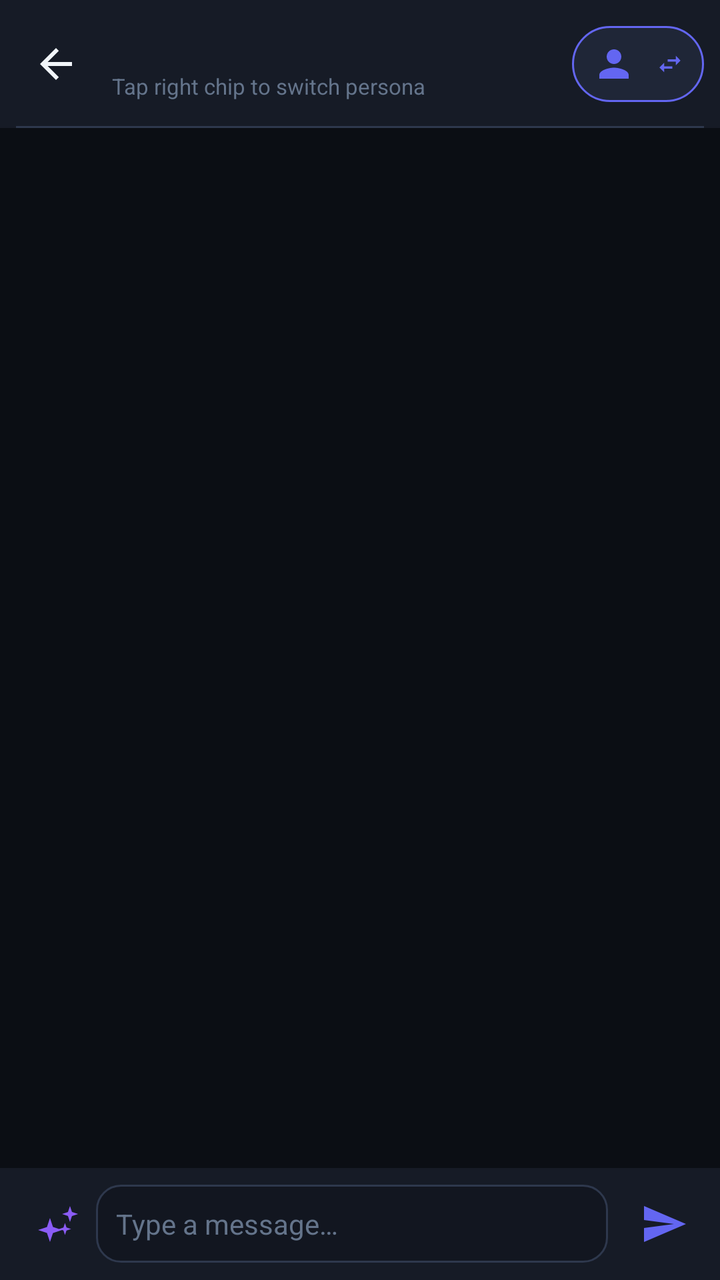
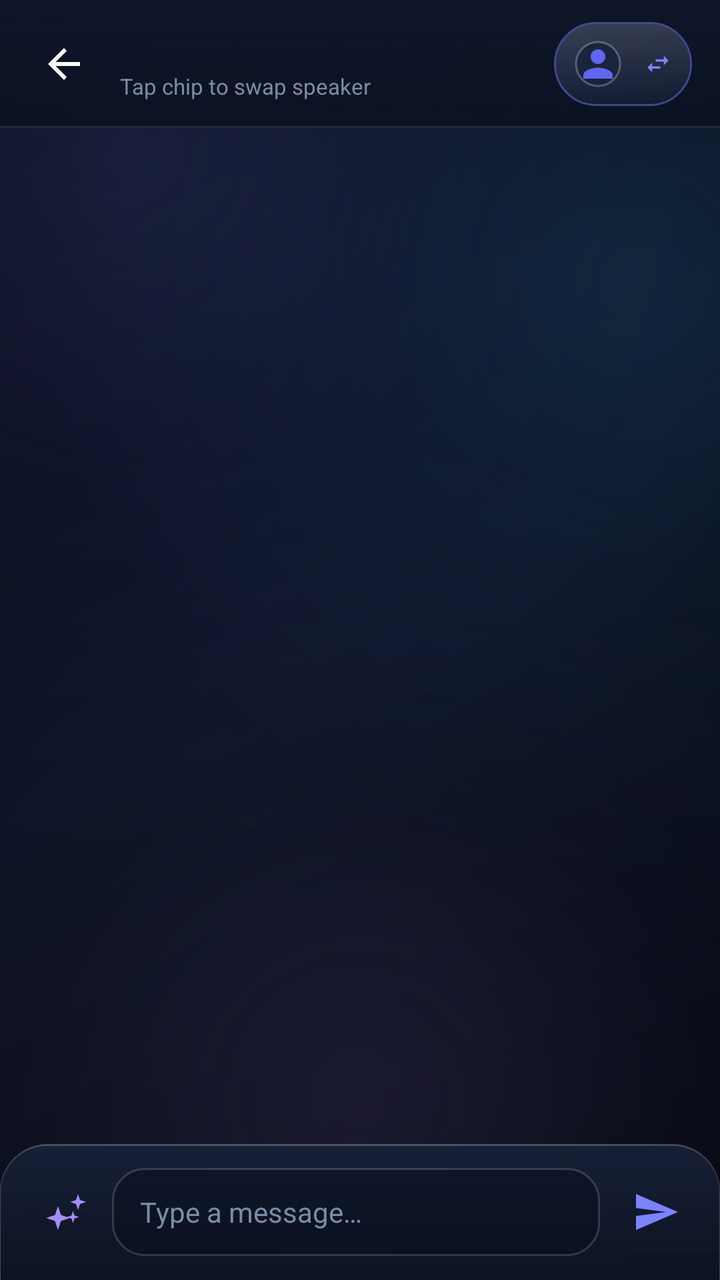

The first picture is an Android layout as it rendered before a commit; the second is the same layout after the commit. The layout source and the unified diff follow.
<!-- AndroidManifest.xml: activity theme Theme.PersonaNet -->
<!-- res/layout/activity_chat.xml -->
<?xml version="1.0" encoding="utf-8"?>
<androidx.constraintlayout.widget.ConstraintLayout xmlns:android="http://schemas.android.com/apk/res/android"
    xmlns:app="http://schemas.android.com/apk/res-auto"
    android:layout_width="match_parent"
    android:layout_height="match_parent"
    android:background="@color/bg_midnight">

    
    <androidx.constraintlayout.widget.ConstraintLayout
        android:id="@+id/top_bar"
        android:layout_width="0dp"
        android:layout_height="wrap_content"
        android:minHeight="64dp"
        android:background="@color/surface_card"
        android:paddingHorizontal="8dp"
        app:layout_constraintEnd_toEndOf="parent"
        app:layout_constraintStart_toStartOf="parent"
        app:layout_constraintTop_toTopOf="parent">

        <ImageView
            android:id="@+id/btn_chat_back"
            android:layout_width="40dp"
            android:layout_height="40dp"
            android:background="?attr/selectableItemBackgroundBorderless"
            android:contentDescription="@string/cancel"
            android:padding="8dp"
            android:src="@drawable/ic_back"
            app:layout_constraintBottom_toBottomOf="parent"
            app:layout_constraintStart_toStartOf="parent"
            app:layout_constraintTop_toTopOf="parent"
            app:tint="@color/text_primary" />

        <LinearLayout
            android:layout_width="0dp"
            android:layout_height="wrap_content"
            android:layout_marginStart="8dp"
            android:layout_marginEnd="8dp"
            android:orientation="vertical"
            app:layout_constraintBottom_toBottomOf="parent"
            app:layout_constraintEnd_toStartOf="@id/chip_switch_speaker"
            app:layout_constraintStart_toEndOf="@id/btn_chat_back"
            app:layout_constraintTop_toTopOf="parent">

            <TextView
                android:id="@+id/text_chat_title"
                android:layout_width="wrap_content"
                android:layout_height="wrap_content"
                android:ellipsize="end"
                android:maxLines="1"
                android:textColor="@color/text_primary"
                android:textSize="16sp"
                android:textStyle="bold" />

            <TextView
                android:id="@+id/text_chat_speaker_hint"
                android:layout_width="wrap_content"
                android:layout_height="wrap_content"
                android:text="Tap right chip to switch persona"
                android:textColor="@color/text_tertiary"
                android:textSize="11sp" />
        </LinearLayout>

        
        <LinearLayout
            android:id="@+id/chip_switch_speaker"
            android:layout_width="wrap_content"
            android:layout_height="38dp"
            android:background="@drawable/bg_active_persona_chip"
            android:clickable="true"
            android:focusable="true"
            android:gravity="center_vertical"
            android:orientation="horizontal"
            android:paddingHorizontal="10dp"
            app:layout_constraintBottom_toBottomOf="parent"
            app:layout_constraintEnd_toEndOf="parent"
            app:layout_constraintTop_toTopOf="parent">

            <ImageView
                android:id="@+id/image_speaker_avatar"
                android:layout_width="22dp"
                android:layout_height="22dp"
                android:contentDescription="@string/switch_speaker"
                android:src="@drawable/ic_person_placeholder" />

            <TextView
                android:id="@+id/text_speaker_name"
                android:layout_width="wrap_content"
                android:layout_height="wrap_content"
                android:layout_marginStart="6dp"
                android:ellipsize="end"
                android:maxLines="1"
                android:maxWidth="90dp"
                android:textColor="@color/text_primary"
                android:textSize="12sp"
                android:textStyle="bold" />

            <ImageView
                android:layout_width="14dp"
                android:layout_height="14dp"
                android:layout_marginStart="4dp"
                android:contentDescription="@string/switch_speaker"
                android:src="@drawable/ic_swap"
                app:tint="@color/indigo_primary" />
        </LinearLayout>

        <View
            android:layout_width="0dp"
            android:layout_height="1dp"
            android:background="@color/border_divider"
            app:layout_constraintBottom_toBottomOf="parent"
            app:layout_constraintEnd_toEndOf="parent"
            app:layout_constraintStart_toStartOf="parent" />
    </androidx.constraintlayout.widget.ConstraintLayout>

    
    <androidx.recyclerview.widget.RecyclerView
        android:id="@+id/recycler_messages"
        android:layout_width="0dp"
        android:layout_height="0dp"
        android:clipToPadding="false"
        android:paddingBottom="12dp"
        android:paddingTop="8dp"
        app:layout_constraintBottom_toTopOf="@id/layout_chat_input"
        app:layout_constraintEnd_toEndOf="parent"
        app:layout_constraintStart_toStartOf="parent"
        app:layout_constraintTop_toBottomOf="@id/top_bar" />

    
    <LinearLayout
        android:id="@+id/layout_chat_input"
        android:layout_width="0dp"
        android:layout_height="wrap_content"
        android:background="@color/surface_card"
        android:gravity="center_vertical"
        android:orientation="horizontal"
        android:padding="8dp"
        app:layout_constraintBottom_toBottomOf="parent"
        app:layout_constraintEnd_toEndOf="parent"
        app:layout_constraintStart_toStartOf="parent">

        <ImageView
            android:id="@+id/btn_roleplay_chat_prompt"
            android:layout_width="40dp"
            android:layout_height="40dp"
            android:background="?attr/selectableItemBackgroundBorderless"
            android:contentDescription="@string/suggest_idea"
            android:padding="8dp"
            android:src="@drawable/ic_sparkles"
            app:tint="@color/violet_accent" />

        <EditText
            android:id="@+id/edit_chat_message"
            android:layout_width="0dp"
            android:layout_height="wrap_content"
            android:layout_weight="1"
            android:background="@drawable/bg_input_field"
            android:hint="@string/type_a_message"
            android:maxLines="4"
            android:padding="10dp"
            android:textColor="@color/text_primary"
            android:textColorHint="@color/text_tertiary"
            android:textSize="14sp" />

        <ImageView
            android:id="@+id/btn_send_message"
            android:layout_width="40dp"
            android:layout_height="40dp"
            android:layout_marginStart="8dp"
            android:background="?attr/selectableItemBackgroundBorderless"
            android:contentDescription="@string/send"
            android:padding="8dp"
            android:src="@drawable/ic_send"
            app:tint="@color/indigo_primary" />
    </LinearLayout>

</androidx.constraintlayout.widget.ConstraintLayout>
<!-- resources referenced by this layout -->
<resources>
  <color name="bg_midnight">#0B0E14</color>
  <color name="border_divider">#2E384D</color>
  <color name="indigo_primary">#6366F1</color>
  <color name="surface_card">#161B26</color>
  <color name="text_primary">#F1F5F9</color>
  <color name="text_tertiary">#64748B</color>
  <color name="violet_accent">#8B5CF6</color>
  <!-- drawable bg_active_persona_chip (drawable) -->
  <?xml version="1.0" encoding="utf-8"?>
  <shape xmlns:android="http://schemas.android.com/apk/res/android"
      android:shape="rectangle">
      <solid android:color="@color/surface_elevated" />
      <corners android:radius="24dp" />
      <stroke
          android:width="1dp"
          android:color="@color/indigo_primary" />
  </shape>
  <!-- drawable bg_input_field (drawable) -->
  <?xml version="1.0" encoding="utf-8"?>
  <shape xmlns:android="http://schemas.android.com/apk/res/android"
      android:shape="rectangle">
      <solid android:color="@color/surface_input" />
      <corners android:radius="12dp" />
      <stroke
          android:width="1dp"
          android:color="@color/border_divider" />
  </shape>
  <style name="Theme.PersonaNet" parent="Theme.Material3.DayNight.NoActionBar">
          
          <item name="colorPrimary">@color/indigo_primary</item>
          <item name="colorOnPrimary">@color/white</item>
          <item name="colorPrimaryContainer">@color/surface_elevated</item>
          <item name="colorOnPrimaryContainer">@color/text_primary</item>
          
          <item name="colorSecondary">@color/violet_accent</item>
          <item name="colorOnSecondary">@color/white</item>
  
          
          <item name="android:windowBackground">@color/bg_midnight</item>
          <item name="colorSurface">@color/surface_card</item>
          <item name="colorOnSurface">@color/text_primary</item>
          <item name="colorSurfaceVariant">@color/surface_elevated</item>
          <item name="colorOnSurfaceVariant">@color/text_secondary</item>
  
          
          <item name="android:statusBarColor">@color/bg_midnight</item>
          <item name="android:navigationBarColor">@color/bg_midnight</item>
          <item name="android:windowLightStatusBar">false</item>
          <item name="android:windowLightNavigationBar">false</item>
  
          <item name="android:textColorPrimary">@color/text_primary</item>
          <item name="android:textColorSecondary">@color/text_secondary</item>
      </style>
  <color name="surface_elevated">#1F2637</color>
  <color name="surface_input">#121620</color>
  <color name="text_secondary">#94A3B8</color>
  <!-- unchanged entries left out for length: 11 -->
</resources>

<!-- the commit's change to res/layout/activity_chat.xml (unified diff, before → after) -->
@@ -3,27 +3,28 @@
     xmlns:app="http://schemas.android.com/apk/res-auto"
     android:layout_width="match_parent"
     android:layout_height="match_parent"
-    android:background="@color/bg_midnight">
+    android:background="@drawable/bg_liquid_ambient_canvas">
 
     
     <androidx.constraintlayout.widget.ConstraintLayout
         android:id="@+id/top_bar"
         android:layout_width="0dp"
         android:layout_height="wrap_content"
+        android:background="@drawable/bg_glass_chrome_bar"
         android:minHeight="64dp"
-        android:background="@color/surface_card"
         android:paddingHorizontal="8dp"
+        android:paddingVertical="8dp"
         app:layout_constraintEnd_toEndOf="parent"
         app:layout_constraintStart_toStartOf="parent"
         app:layout_constraintTop_toTopOf="parent">
 
         <ImageView
             android:id="@+id/btn_chat_back"
-            android:layout_width="40dp"
-            android:layout_height="40dp"
+            android:layout_width="48dp"
+            android:layout_height="48dp"
             android:background="?attr/selectableItemBackgroundBorderless"
             android:contentDescription="@string/cancel"
-            android:padding="8dp"
+            android:padding="12dp"
             android:src="@drawable/ic_back"
             app:layout_constraintBottom_toBottomOf="parent"
             app:layout_constraintStart_toStartOf="parent"
@@ -33,7 +34,7 @@
         <LinearLayout
             android:layout_width="0dp"
             android:layout_height="wrap_content"
-            android:layout_marginStart="8dp"
+            android:layout_marginStart="4dp"
             android:layout_marginEnd="8dp"
             android:orientation="vertical"
             app:layout_constraintBottom_toBottomOf="parent"
@@ -55,7 +56,9 @@
                 android:id="@+id/text_chat_speaker_hint"
                 android:layout_width="wrap_content"
                 android:layout_height="wrap_content"
-                android:text="Tap right chip to switch persona"
+                android:ellipsize="end"
+                android:maxLines="1"
+                android:text="Tap chip to swap speaker"
                 android:textColor="@color/text_tertiary"
                 android:textSize="11sp" />
         </LinearLayout>
@@ -64,7 +67,8 @@
         <LinearLayout
             android:id="@+id/chip_switch_speaker"
             android:layout_width="wrap_content"
-            android:layout_height="38dp"
+            android:layout_height="42dp"
+            android:layout_marginEnd="6dp"
             android:background="@drawable/bg_active_persona_chip"
             android:clickable="true"
             android:focusable="true"
@@ -75,12 +79,18 @@
             app:layout_constraintEnd_toEndOf="parent"
             app:layout_constraintTop_toTopOf="parent">
 
-            <ImageView
+            <com.google.android.material.imageview.ShapeableImageView
                 android:id="@+id/image_speaker_avatar"
-                android:layout_width="22dp"
-                android:layout_height="22dp"
+                android:layout_width="24dp"
+                android:layout_height="24dp"
+                android:background="@color/surface_elevated"
                 android:contentDescription="@string/switch_speaker"
-                android:src="@drawable/ic_person_placeholder" />
+                android:padding="1dp"
+                android:scaleType="centerCrop"
+                android:src="@drawable/ic_person_placeholder"
+                app:shapeAppearanceOverlay="@style/ShapeAppearance.PersonaNet.Circle"
+                app:strokeColor="@color/glass_border_bright"
+                app:strokeWidth="1dp" />
 
             <TextView
                 android:id="@+id/text_speaker_name"
@@ -89,7 +99,7 @@
                 android:layout_marginStart="6dp"
                 android:ellipsize="end"
                 android:maxLines="1"
-                android:maxWidth="90dp"
+                android:maxWidth="96dp"
                 android:textColor="@color/text_primary"
                 android:textSize="12sp"
                 android:textStyle="bold" />
@@ -97,19 +107,11 @@
             <ImageView
                 android:layout_width="14dp"
                 android:layout_height="14dp"
-                android:layout_marginStart="4dp"
+                android:layout_marginStart="5dp"
                 android:contentDescription="@string/switch_speaker"
                 android:src="@drawable/ic_swap"
                 app:tint="@color/indigo_primary" />
         </LinearLayout>
-
-        <View
-            android:layout_width="0dp"
-            android:layout_height="1dp"
-            android:background="@color/border_divider"
-            app:layout_constraintBottom_toBottomOf="parent"
-            app:layout_constraintEnd_toEndOf="parent"
-            app:layout_constraintStart_toStartOf="parent" />
     </androidx.constraintlayout.widget.ConstraintLayout>
 
     
@@ -118,8 +120,8 @@
         android:layout_width="0dp"
         android:layout_height="0dp"
         android:clipToPadding="false"
+        android:paddingTop="10dp"
         android:paddingBottom="12dp"
-        android:paddingTop="8dp"
         app:layout_constraintBottom_toTopOf="@id/layout_chat_input"
         app:layout_constraintEnd_toEndOf="parent"
         app:layout_constraintStart_toStartOf="parent"
@@ -130,21 +132,22 @@
         android:id="@+id/layout_chat_input"
         android:layout_width="0dp"
         android:layout_height="wrap_content"
-        android:background="@color/surface_card"
+        android:background="@drawable/bg_glass_bottom_nav"
         android:gravity="center_vertical"
         android:orientation="horizontal"
-        android:padding="8dp"
+        android:paddingHorizontal="8dp"
+        android:paddingVertical="10dp"
         app:layout_constraintBottom_toBottomOf="parent"
         app:layout_constraintEnd_toEndOf="parent"
         app:layout_constraintStart_toStartOf="parent">
 
         <ImageView
             android:id="@+id/btn_roleplay_chat_prompt"
-            android:layout_width="40dp"
-            android:layout_height="40dp"
+            android:layout_width="48dp"
+            android:layout_height="48dp"
             android:background="?attr/selectableItemBackgroundBorderless"
             android:contentDescription="@string/suggest_idea"
-            android:padding="8dp"
+            android:padding="12dp"
             android:src="@drawable/ic_sparkles"
             app:tint="@color/violet_accent" />
 
@@ -156,19 +159,21 @@
             android:background="@drawable/bg_input_field"
             android:hint="@string/type_a_message"
             android:maxLines="4"
-            android:padding="10dp"
+            android:minHeight="44dp"
+            android:paddingHorizontal="14dp"
+            android:paddingVertical="10dp"
             android:textColor="@color/text_primary"
             android:textColorHint="@color/text_tertiary"
             android:textSize="14sp" />
 
         <ImageView
             android:id="@+id/btn_send_message"
-            android:layout_width="40dp"
-            android:layout_height="40dp"
-            android:layout_marginStart="8dp"
+            android:layout_width="48dp"
+            android:layout_height="48dp"
+            android:layout_marginStart="4dp"
             android:background="?attr/selectableItemBackgroundBorderless"
             android:contentDescription="@string/send"
-            android:padding="8dp"
+            android:padding="12dp"
             android:src="@drawable/ic_send"
             app:tint="@color/indigo_primary" />
     </LinearLayout>
<!-- resource entries referenced after the edit -->
@@ -1,41 +1,187 @@
 <!-- resources referenced by this layout -->
 <resources>
-  <color name="bg_midnight">#0B0E14</color>
-  <color name="border_divider">#2E384D</color>
-  <color name="indigo_primary">#6366F1</color>
-  <color name="surface_card">#161B26</color>
-  <color name="text_primary">#F1F5F9</color>
-  <color name="text_tertiary">#64748B</color>
-  <color name="violet_accent">#8B5CF6</color>
+  <color name="glass_border_bright">#40FFFFFF</color>
+  <color name="bg_midnight">#060913</color>
+  <color name="bg_canvas_mid">#0A1020</color>
+  <color name="bg_canvas_deep">#04060D</color>
+  <color name="indigo_glow">#387C83FF</color>
+  <color name="border_divider">#29FFFFFF</color>
+  <color name="indigo_primary">#7C83FF</color>
+  <color name="surface_card">#B311182B</color>
+  <color name="text_primary">#F8FAFC</color>
+  <color name="text_tertiary">#7C8CA6</color>
+  <color name="violet_accent">#A78BFA</color>
   <!-- drawable bg_active_persona_chip (drawable) -->
   <?xml version="1.0" encoding="utf-8"?>
-  <shape xmlns:android="http://schemas.android.com/apk/res/android"
-      android:shape="rectangle">
-      <solid android:color="@color/surface_elevated" />
-      <corners android:radius="24dp" />
-      <stroke
-          android:width="1dp"
-          android:color="@color/indigo_primary" />
-  </shape>
+  <ripple xmlns:android="http://schemas.android.com/apk/res/android"
+      android:color="@color/ripple_accent">
+      <item>
+          <layer-list>
+              <item>
+                  <shape android:shape="rectangle">
+                      <gradient
+                          android:angle="0"
+                          android:startColor="#66222E50"
+                          android:endColor="#66192442"
+                          android:type="linear" />
+                      <corners android:radius="@dimen/glass_radius_pill" />
+                      <stroke
+                          android:width="1dp"
+                          android:color="@color/glass_border_accent" />
+                  </shape>
+              </item>
+              <item android:left="1dp" android:right="1dp" android:top="1dp" android:bottom="1dp">
+                  <shape android:shape="rectangle">
+                      <gradient
+                          android:angle="270"
+                          android:startColor="#24FFFFFF"
+                          android:endColor="@color/glass_sheen_none"
+                          android:type="linear" />
+                      <corners android:radius="27dp" />
+                  </shape>
+              </item>
+          </layer-list>
+      </item>
+  </ripple>
+  <!-- drawable bg_glass_bottom_nav (drawable) -->
+  <?xml version="1.0" encoding="utf-8"?>
+  <layer-list xmlns:android="http://schemas.android.com/apk/res/android">
+      
+      <item>
+          <shape android:shape="rectangle">
+              <solid android:color="@color/glass_border_bright" />
+              <corners
+                  android:topLeftRadius="24dp"
+                  android:topRightRadius="24dp" />
+          </shape>
+      </item>
+      
+      <item
+          android:top="1dp"
+          android:left="0.5dp"
+          android:right="0.5dp">
+          <shape android:shape="rectangle">
+              <gradient
+                  android:angle="270"
+                  android:startColor="#EB121B33"
+                  android:endColor="#F2090F1E"
+                  android:type="linear" />
+              <corners
+                  android:topLeftRadius="23dp"
+                  android:topRightRadius="23dp" />
+          </shape>
+      </item>
+  </layer-list>
+  <!-- drawable bg_glass_chrome_bar (drawable) -->
+  <?xml version="1.0" encoding="utf-8"?>
+  <layer-list xmlns:android="http://schemas.android.com/apk/res/android">
+      <item>
+          <shape android:shape="rectangle">
+              <gradient
+                  android:angle="270"
+                  android:startColor="#EB0E1528"
+                  android:endColor="#CC090F1E"
+                  android:type="linear" />
+          </shape>
+      </item>
+      
+      <item android:gravity="bottom">
+          <shape android:shape="rectangle">
+              <size android:height="1dp" />
+              <solid android:color="@color/glass_border_subtle" />
+          </shape>
+      </item>
+  </layer-list>
   <!-- drawable bg_input_field (drawable) -->
   <?xml version="1.0" encoding="utf-8"?>
-  <shape xmlns:android="http://schemas.android.com/apk/res/android"
-      android:shape="rectangle">
-      <solid android:color="@color/surface_input" />
-      <corners android:radius="12dp" />
-      <stroke
-          android:width="1dp"
-          android:color="@color/border_divider" />
-  </shape>
+  <selector xmlns:android="http://schemas.android.com/apk/res/android">
+      <item android:state_focused="true">
+          <shape android:shape="rectangle">
+              <solid android:color="#A60D1528" />
+              <corners android:radius="@dimen/glass_radius_input" />
+              <stroke
+                  android:width="1.2dp"
+                  android:color="@color/indigo_primary" />
+          </shape>
+      </item>
+      <item>
+          <shape android:shape="rectangle">
+              <solid android:color="@color/surface_input" />
+              <corners android:radius="@dimen/glass_radius_input" />
+              <stroke
+                  android:width="1dp"
+                  android:color="@color/border_divider" />
+          </shape>
+      </item>
+  </selector>
+  <!-- drawable bg_liquid_ambient_canvas (drawable) -->
+  <?xml version="1.0" encoding="utf-8"?>
+  <layer-list xmlns:android="http://schemas.android.com/apk/res/android">
+      
+      <item>
+          <shape android:shape="rectangle">
+              <gradient
+                  android:angle="315"
+                  android:startColor="@color/bg_midnight"
+                  android:centerColor="@color/bg_canvas_mid"
+                  android:endColor="@color/bg_canvas_deep"
+                  android:type="linear" />
+          </shape>
+      </item>
+      
+      <item>
+          <shape android:shape="rectangle">
+              <gradient
+                  android:type="radial"
+                  android:centerX="0.18"
+                  android:centerY="0.12"
+                  android:gradientRadius="360dp"
+                  android:startColor="#267C83FF"
+                  android:centerColor="#0F5558E6"
+                  android:endColor="#00060913" />
+          </shape>
+      </item>
+      
+      <item>
+          <shape android:shape="rectangle">
+              <gradient
+                  android:type="radial"
+                  android:centerX="0.88"
+                  android:centerY="0.22"
+                  android:gradientRadius="300dp"
+                  android:startColor="#1E38BDF8"
+                  android:centerColor="#0A38BDF8"
+                  android:endColor="#00060913" />
+          </shape>
+      </item>
+      
+      <item>
+          <shape android:shape="rectangle">
+              <gradient
+                  android:type="radial"
+                  android:centerX="0.50"
+                  android:centerY="0.86"
+                  android:gradientRadius="340dp"
+                  android:startColor="#1EA78BFA"
+                  android:centerColor="#08A78BFA"
+                  android:endColor="#0004060D" />
+          </shape>
+      </item>
+  </layer-list>
+  <style name="ShapeAppearance.PersonaNet.Circle" parent="ShapeAppearance.Material3.Corner.Full">
+          <item name="cornerSize">50%</item>
+      </style>
   <style name="Theme.PersonaNet" parent="Theme.Material3.DayNight.NoActionBar">
           
           <item name="colorPrimary">@color/indigo_primary</item>
           <item name="colorOnPrimary">@color/white</item>
           <item name="colorPrimaryContainer">@color/surface_elevated</item>
           <item name="colorOnPrimaryContainer">@color/text_primary</item>
-          
+  
           <item name="colorSecondary">@color/violet_accent</item>
           <item name="colorOnSecondary">@color/white</item>
+          <item name="colorSecondaryContainer">@color/indigo_glow</item>
+          <item name="colorOnSecondaryContainer">@color/text_primary</item>
   
           
           <item name="android:windowBackground">@color/bg_midnight</item>
@@ -43,19 +189,89 @@
           <item name="colorOnSurface">@color/text_primary</item>
           <item name="colorSurfaceVariant">@color/surface_elevated</item>
           <item name="colorOnSurfaceVariant">@color/text_secondary</item>
-  
-          
-          <item name="android:statusBarColor">@color/bg_midnight</item>
-          <item name="android:navigationBarColor">@color/bg_midnight</item>
+          <item name="colorOutline">@color/border_divider</item>
+          <item name="colorControlHighlight">@color/ripple_color</item>
+  
+          
+          <item name="android:statusBarColor">@android:color/transparent</item>
+          <item name="android:navigationBarColor">@android:color/transparent</item>
           <item name="android:windowLightStatusBar">false</item>
           <item name="android:windowLightNavigationBar">false</item>
+          <item name="android:enforceNavigationBarContrast">false</item>
+          <item name="android:enforceStatusBarContrast">false</item>
   
           <item name="android:textColorPrimary">@color/text_primary</item>
           <item name="android:textColorSecondary">@color/text_secondary</item>
-      </style>
-  <color name="surface_elevated">#1F2637</color>
-  <color name="surface_input">#121620</color>
-  <color name="text_secondary">#94A3B8</color>
+          <item name="android:textColorHint">@color/text_tertiary</item>
+  
+          
+          <item name="alertDialogTheme">@style/Theme.PersonaNet.AlertDialog</item>
+          <item name="materialAlertDialogTheme">@style/Theme.PersonaNet.AlertDialog</item>
+      </style>
+  <color name="ripple_accent">#407C83FF</color>
+  <dimen name="glass_radius_pill">28dp</dimen>
+  <color name="glass_border_accent">#737C83FF</color>
+  <color name="glass_sheen_none">#00FFFFFF</color>
+  <color name="glass_border_subtle">#1AFFFFFF</color>
+  <dimen name="glass_radius_input">16dp</dimen>
+  <color name="surface_elevated">#CC19223B</color>
+  <color name="surface_input">#80090F1E</color>
+  <color name="text_secondary">#B4C2D8</color>
+  <color name="ripple_color">#38FFFFFF</color>
+  <style name="Theme.PersonaNet.AlertDialog" parent="ThemeOverlay.Material3.MaterialAlertDialog">
+          <item name="android:windowBackground">@drawable/bg_glass_dialog</item>
+          <item name="android:windowAnimationStyle">@style/GlassDialogAnimation</item>
+          <item name="android:backgroundDimAmount">0.60</item>
+          <item name="colorSurface">@color/glass_surface_dialog</item>
+          <item name="colorOnSurface">@color/text_primary</item>
+          <item name="colorPrimary">@color/indigo_primary</item>
+          <item name="buttonBarPositiveButtonStyle">@style/Widget.PersonaNet.DialogButton.Positive</item>
+          <item name="buttonBarNegativeButtonStyle">@style/Widget.PersonaNet.DialogButton.Negative</item>
+          <item name="buttonBarNeutralButtonStyle">@style/Widget.PersonaNet.DialogButton.Negative</item>
+      </style>
+  <!-- drawable bg_glass_dialog (drawable) -->
+  <?xml version="1.0" encoding="utf-8"?>
+  <layer-list xmlns:android="http://schemas.android.com/apk/res/android">
+      <item>
+          <shape android:shape="rectangle">
+              <solid android:color="@color/glass_surface_dialog" />
+              <corners android:radius="@dimen/glass_radius_dialog" />
+              <stroke
+                  android:width="1dp"
+                  android:color="@color/glass_border_bright" />
+          </shape>
+      </item>
+      <item
+          android:left="1dp"
+          android:right="1dp"
+          android:top="1dp"
+          android:bottom="1dp">
+          <shape android:shape="rectangle">
+              <gradient
+                  android:angle="270"
+                  android:startColor="#26FFFFFF"
+                  android:centerColor="#08FFFFFF"
+                  android:endColor="@color/glass_sheen_none"
+                  android:type="linear" />
+              <corners android:radius="25dp" />
+          </shape>
+      </item>
+  </layer-list>
+  <style name="GlassDialogAnimation">
+          <item name="android:windowEnterAnimation">@anim/glass_dialog_in</item>
+          <item name="android:windowExitAnimation">@anim/glass_dialog_out</item>
+      </style>
+  <color name="glass_surface_dialog">#EB11182B</color>
+  <style name="Widget.PersonaNet.DialogButton.Positive" parent="Widget.Material3.Button.TextButton.Dialog">
+          <item name="android:textColor">@color/indigo_primary</item>
+          <item name="android:textStyle">bold</item>
+          <item name="rippleColor">@color/ripple_accent</item>
+      </style>
+  <style name="Widget.PersonaNet.DialogButton.Negative" parent="Widget.Material3.Button.TextButton.Dialog">
+          <item name="android:textColor">@color/text_secondary</item>
+          <item name="rippleColor">@color/ripple_color</item>
+      </style>
+  <dimen name="glass_radius_dialog">26dp</dimen>
   <!-- unchanged entries left out for length: 11 -->
 </resources>
 
